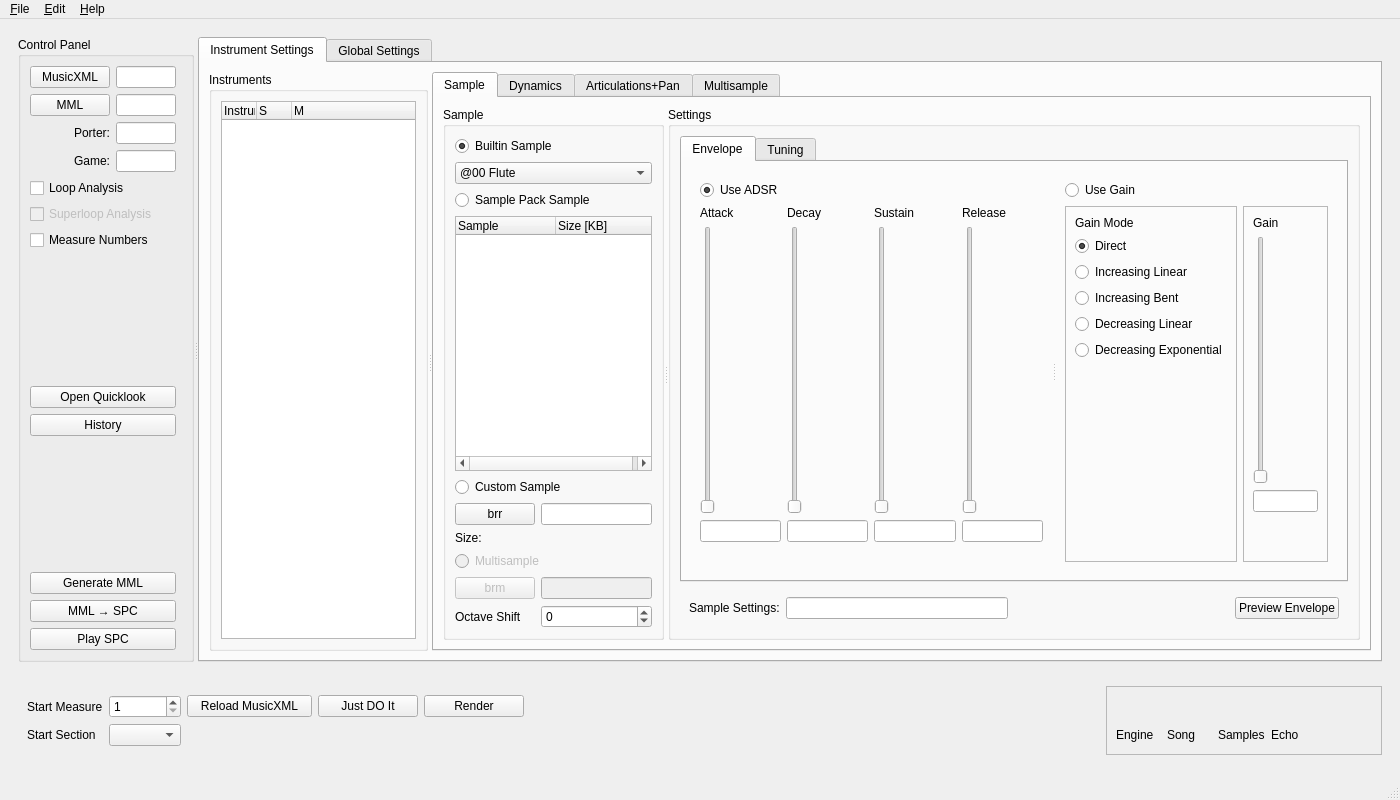
Qt form smw_music/data/dashboard.ui (com-posers-pit/smw_music) before a commit.
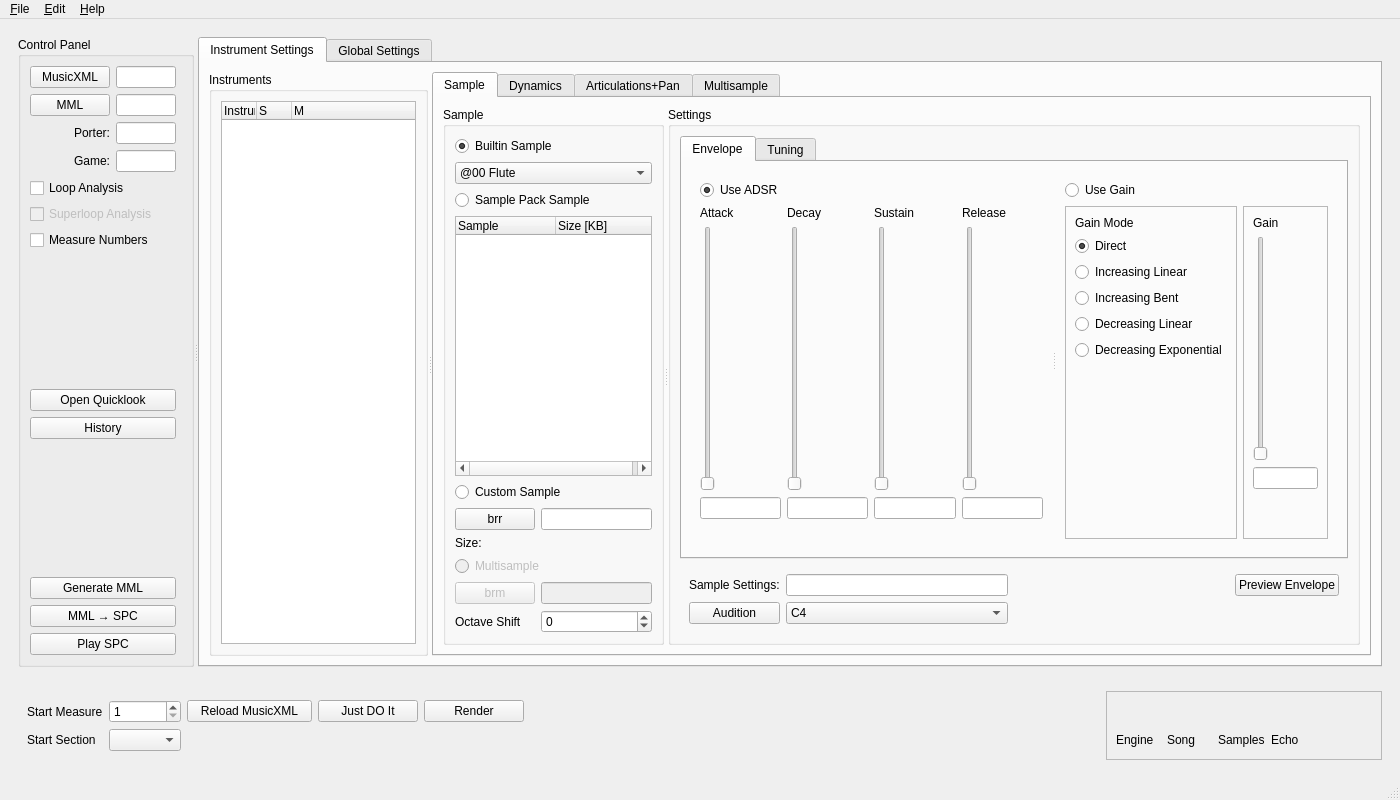
The same form after that commit.

Commit message:
Add audition sample button and note select
Now playing:
The Mob Rules - Live; 2000 Remaster by Black Sabbath

```diff
--- a/smw_music/data/dashboard.ui
+++ b/smw_music/data/dashboard.ui
@@ -1280,18 +1280,15 @@
                      </item>
                      <item>
                       <widget class="QWidget" name="sample_settings_widget" native="true">
-                       <layout class="QHBoxLayout" name="horizontalLayout_3">
-                        <item>
-                         <widget class="QLabel" name="brr_setting_label">
+                       <layout class="QGridLayout" name="gridLayout_24">
+                        <item row="1" column="0">
+                         <widget class="QPushButton" name="audition_sample">
                           <property name="text">
-                           <string>Sample Settings:</string>
+                           <string>Audition</string>
                           </property>
                          </widget>
                         </item>
-                        <item>
-                         <widget class="QLineEdit" name="brr_setting"/>
-                        </item>
-                        <item>
+                        <item row="0" column="2">
                          <spacer name="sample_settings_spacer">
                           <property name="orientation">
                            <enum>Qt::Horizontal</enum>
@@ -1304,13 +1301,37 @@
                           </property>
                          </spacer>
                         </item>
-                        <item>
+                        <item row="0" column="3">
                          <widget class="QPushButton" name="preview_envelope">
                           <property name="text">
                            <string>Preview Envelope</string>
                           </property>
                          </widget>
                         </item>
+                        <item row="0" column="1">
+                         <widget class="QLineEdit" name="brr_setting"/>
+                        </item>
+                        <item row="0" column="0">
+                         <widget class="QLabel" name="brr_setting_label">
+                          <property name="text">
+                           <string>Sample Settings:</string>
+                          </property>
+                         </widget>
+                        </item>
+                        <item row="1" column="1">
+                         <widget class="QComboBox" name="audition_note">
+                          <item>
+                           <property name="text">
+                            <string>C4</string>
+                           </property>
+                          </item>
+                          <item>
+                           <property name="text">
+                            <string>G4</string>
+                           </property>
+                          </item>
+                         </widget>
+                        </item>
                        </layout>
                       </widget>
                      </item>
```
The commit also changes 4 other files.
